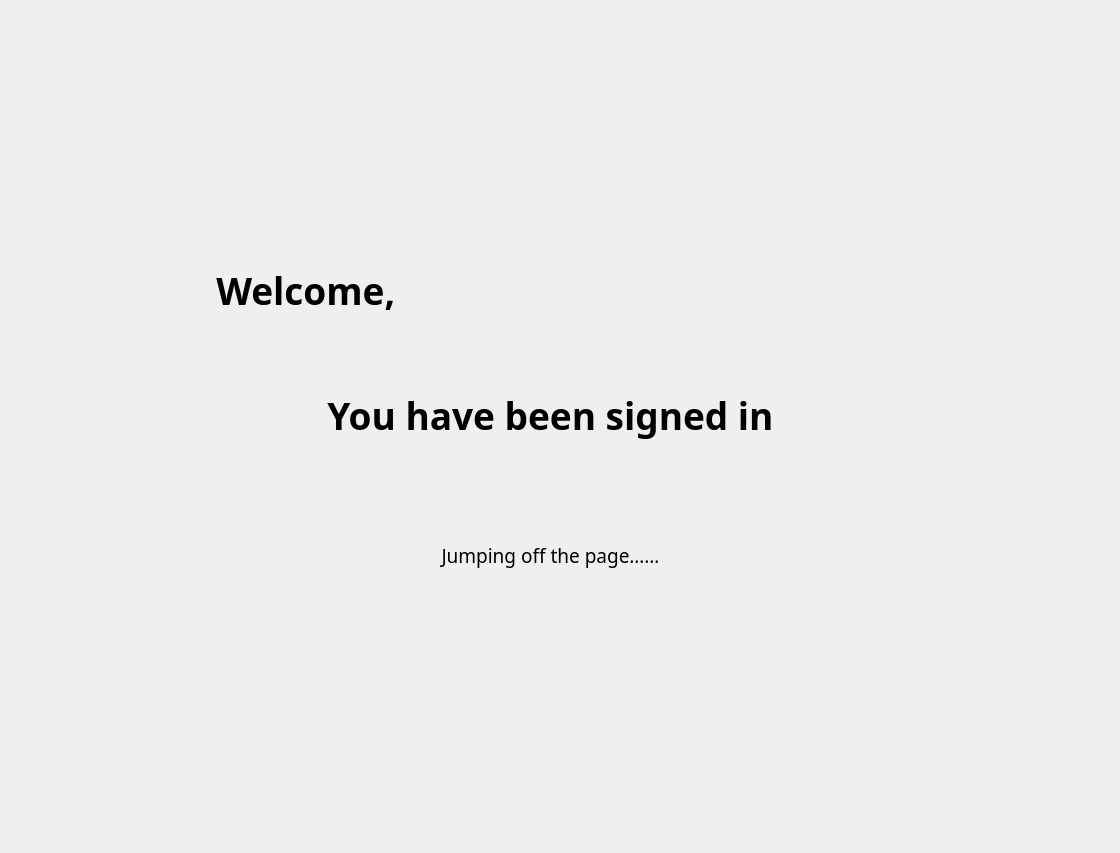
Old version of the form QT_test2/GUI_test.ui in the repository SE-PROJ-MEMBER/SE-PROJ.
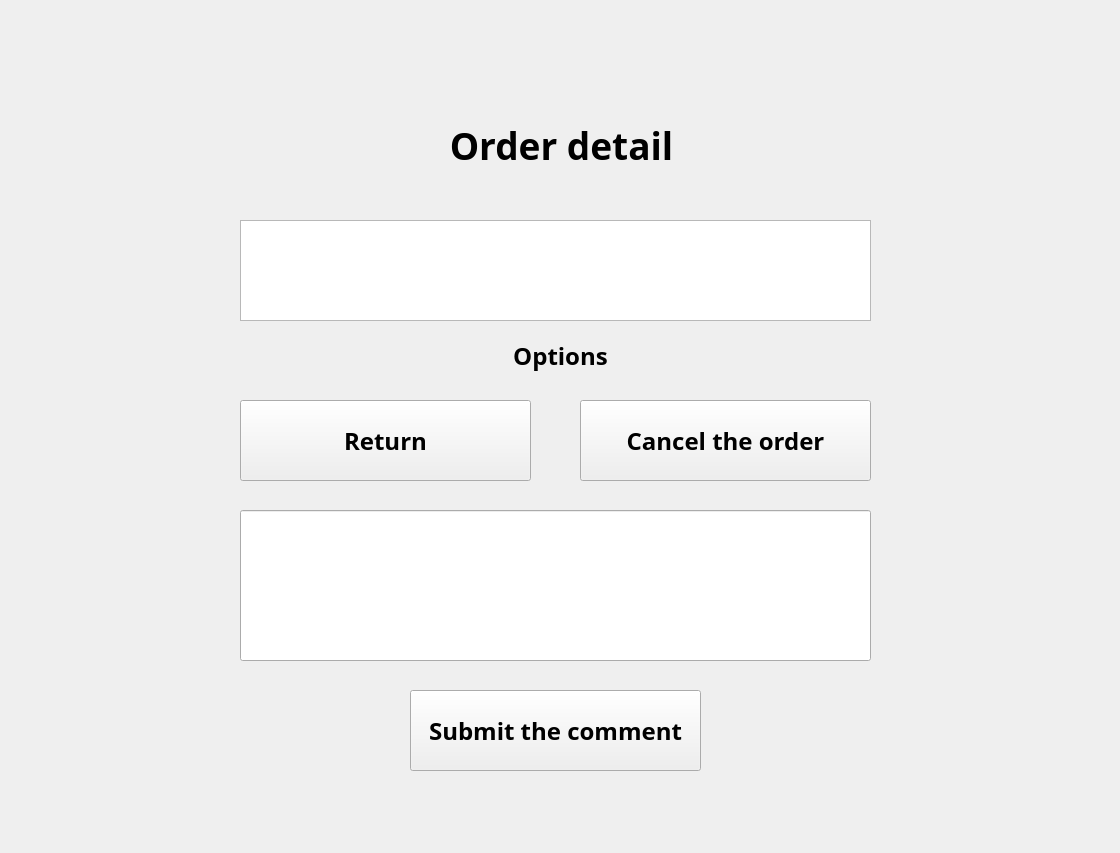
New version of the form. The open tabs and pages were chosen to show the change.

```diff
--- a/QT_test2/GUI_test.ui
+++ b/QT_test2/GUI_test.ui
@@ -1599,6 +1599,266 @@
      </property>
     </widget>
    </widget>
+   <widget class="QWidget" name="order_detail_page">
+    <widget class="QLabel" name="label_33">
+     <property name="geometry">
+      <rect>
+       <x>11</x>
+       <y>80</y>
+       <width>1101</width>
+       <height>111</height>
+      </rect>
+     </property>
+     <property name="font">
+      <font>
+       <family>Bahnschrift SemiBold</family>
+       <pointsize>28</pointsize>
+       <weight>75</weight>
+       <bold>true</bold>
+      </font>
+     </property>
+     <property name="text">
+      <string>Order detail</string>
+     </property>
+     <property name="alignment">
+      <set>Qt::AlignCenter</set>
+     </property>
+    </widget>
+    <widget class="QTextBrowser" name="orders_2">
+     <property name="geometry">
+      <rect>
+       <x>240</x>
+       <y>210</y>
+       <width>631</width>
+       <height>101</height>
+      </rect>
+     </property>
+     <property name="font">
+      <font>
+       <family>Bahnschrift SemiBold</family>
+       <pointsize>18</pointsize>
+       <weight>75</weight>
+       <bold>true</bold>
+      </font>
+     </property>
+    </widget>
+    <widget class="QLabel" name="label_34">
+     <property name="geometry">
+      <rect>
+       <x>10</x>
+       <y>320</y>
+       <width>1101</width>
+       <height>51</height>
+      </rect>
+     </property>
+     <property name="font">
+      <font>
+       <family>Bahnschrift SemiBold</family>
+       <pointsize>18</pointsize>
+       <weight>75</weight>
+       <bold>true</bold>
+      </font>
+     </property>
+     <property name="text">
+      <string>Options</string>
+     </property>
+     <property name="alignment">
+      <set>Qt::AlignCenter</set>
+     </property>
+    </widget>
+    <widget class="QPushButton" name="cancel_order">
+     <property name="geometry">
+      <rect>
+       <x>580</x>
+       <y>390</y>
+       <width>291</width>
+       <height>81</height>
+      </rect>
+     </property>
+     <property name="font">
+      <font>
+       <family>Bahnschrift SemiBold</family>
+       <pointsize>18</pointsize>
+       <weight>75</weight>
+       <bold>true</bold>
+      </font>
+     </property>
+     <property name="text">
+      <string>Cancel the order</string>
+     </property>
+    </widget>
+    <widget class="QPushButton" name="to_user_main_page">
+     <property name="geometry">
+      <rect>
+       <x>240</x>
+       <y>390</y>
+       <width>291</width>
+       <height>81</height>
+      </rect>
+     </property>
+     <property name="font">
+      <font>
+       <family>Bahnschrift SemiBold</family>
+       <pointsize>18</pointsize>
+       <weight>75</weight>
+       <bold>true</bold>
+      </font>
+     </property>
+     <property name="text">
+      <string>Return</string>
+     </property>
+    </widget>
+    <widget class="QLineEdit" name="comment_in">
+     <property name="geometry">
+      <rect>
+       <x>240</x>
+       <y>500</y>
+       <width>631</width>
+       <height>151</height>
+      </rect>
+     </property>
+    </widget>
+    <widget class="QPushButton" name="submit_comment">
+     <property name="geometry">
+      <rect>
+       <x>410</x>
+       <y>680</y>
+       <width>291</width>
+       <height>81</height>
+      </rect>
+     </property>
+     <property name="font">
+      <font>
+       <family>Bahnschrift SemiBold</family>
+       <pointsize>18</pointsize>
+       <weight>75</weight>
+       <bold>true</bold>
+      </font>
+     </property>
+     <property name="text">
+      <string>Submit the comment</string>
+     </property>
+    </widget>
+   </widget>
+   <widget class="QWidget" name="opr_su">
+    <widget class="QLabel" name="label_35">
+     <property name="geometry">
+      <rect>
+       <x>11</x>
+       <y>270</y>
+       <width>1101</width>
+       <height>101</height>
+      </rect>
+     </property>
+     <property name="font">
+      <font>
+       <family>Bahnschrift SemiBold</family>
+       <pointsize>28</pointsize>
+       <weight>75</weight>
+       <bold>true</bold>
+      </font>
+     </property>
+     <property name="text">
+      <string>Operated successfully</string>
+     </property>
+     <property name="alignment">
+      <set>Qt::AlignCenter</set>
+     </property>
+    </widget>
+    <widget class="QPushButton" name="to_user_main_page_2">
+     <property name="geometry">
+      <rect>
+       <x>420</x>
+       <y>520</y>
+       <width>291</width>
+       <height>81</height>
+      </rect>
+     </property>
+     <property name="font">
+      <font>
+       <family>Bahnschrift SemiBold</family>
+       <pointsize>18</pointsize>
+       <weight>75</weight>
+       <bold>true</bold>
+      </font>
+     </property>
+     <property name="text">
+      <string>OK</string>
+     </property>
+    </widget>
+   </widget>
+   <widget class="QWidget" name="page_2"/>
+   <widget class="QWidget" name="page">
+    <widget class="QLabel" name="label_36">
+     <property name="geometry">
+      <rect>
+       <x>10</x>
+       <y>190</y>
+       <width>1101</width>
+       <height>111</height>
+      </rect>
+     </property>
+     <property name="font">
+      <font>
+       <family>Bahnschrift SemiBold</family>
+       <pointsize>28</pointsize>
+       <weight>75</weight>
+       <bold>true</bold>
+      </font>
+     </property>
+     <property name="text">
+      <string>Denied</string>
+     </property>
+     <property name="alignment">
+      <set>Qt::AlignCenter</set>
+     </property>
+    </widget>
+    <widget class="QLabel" name="label_37">
+     <property name="geometry">
+      <rect>
+       <x>11</x>
+       <y>300</y>
+       <width>1101</width>
+       <height>91</height>
+      </rect>
+     </property>
+     <property name="font">
+      <font>
+       <family>Bahnschrift SemiBold</family>
+       <pointsize>18</pointsize>
+       <weight>75</weight>
+       <bold>true</bold>
+      </font>
+     </property>
+     <property name="text">
+      <string>Comments are only allowed after chek out</string>
+     </property>
+     <property name="alignment">
+      <set>Qt::AlignCenter</set>
+     </property>
+    </widget>
+    <widget class="QPushButton" name="to_order_detail_page_2">
+     <property name="geometry">
+      <rect>
+       <x>430</x>
+       <y>460</y>
+       <width>291</width>
+       <height>81</height>
+      </rect>
+     </property>
+     <property name="font">
+      <font>
+       <family>Bahnschrift SemiBold</family>
+       <pointsize>18</pointsize>
+       <weight>75</weight>
+       <bold>true</bold>
+      </font>
+     </property>
+     <property name="text">
+      <string>OK</string>
+     </property>
+    </widget>
+   </widget>
   </widget>
  </widget>
  <resources/>
```
Left out of the diff: 10 changed lines with no effect on the pictures.
